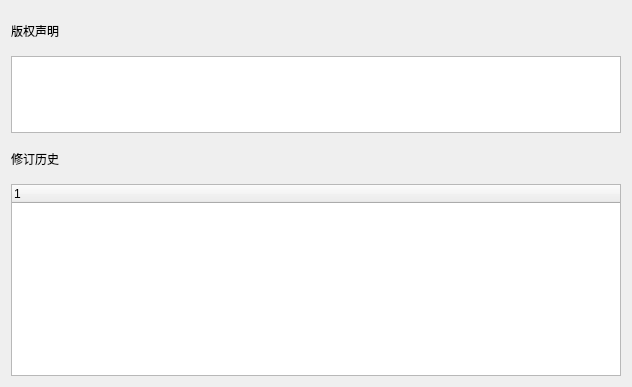
Above: forms/aboutform.ui from wangkungit5905/PzAssistant before the change. Below: the same form after it.
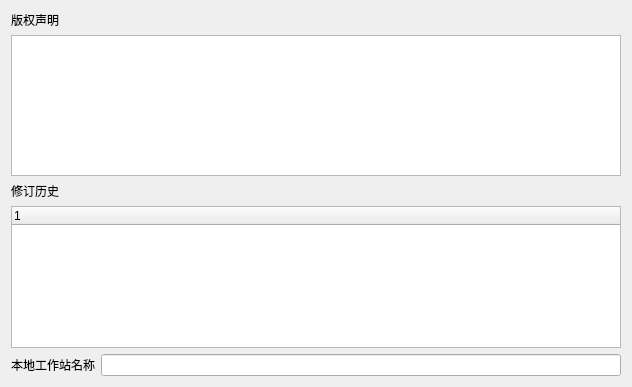
That is the form after the change.

Patch:
```diff
--- a/forms/aboutform.ui
+++ b/forms/aboutform.ui
@@ -16,7 +16,7 @@
   <property name="windowTitle">
    <string>关于</string>
   </property>
-  <layout class="QVBoxLayout" name="verticalLayout" stretch="1,2,1,0">
+  <layout class="QVBoxLayout" name="verticalLayout">
    <item>
     <widget class="QLabel" name="widget_title">
      <property name="text">
@@ -47,6 +47,20 @@
      </column>
     </widget>
    </item>
+   <item>
+    <layout class="QHBoxLayout" name="horizontalLayout">
+     <item>
+      <widget class="QLabel" name="label">
+       <property name="text">
+        <string>本地工作站名称</string>
+       </property>
+      </widget>
+     </item>
+     <item>
+      <widget class="QLineEdit" name="edtWsName"/>
+     </item>
+    </layout>
+   </item>
   </layout>
  </widget>
  <resources/>
```
